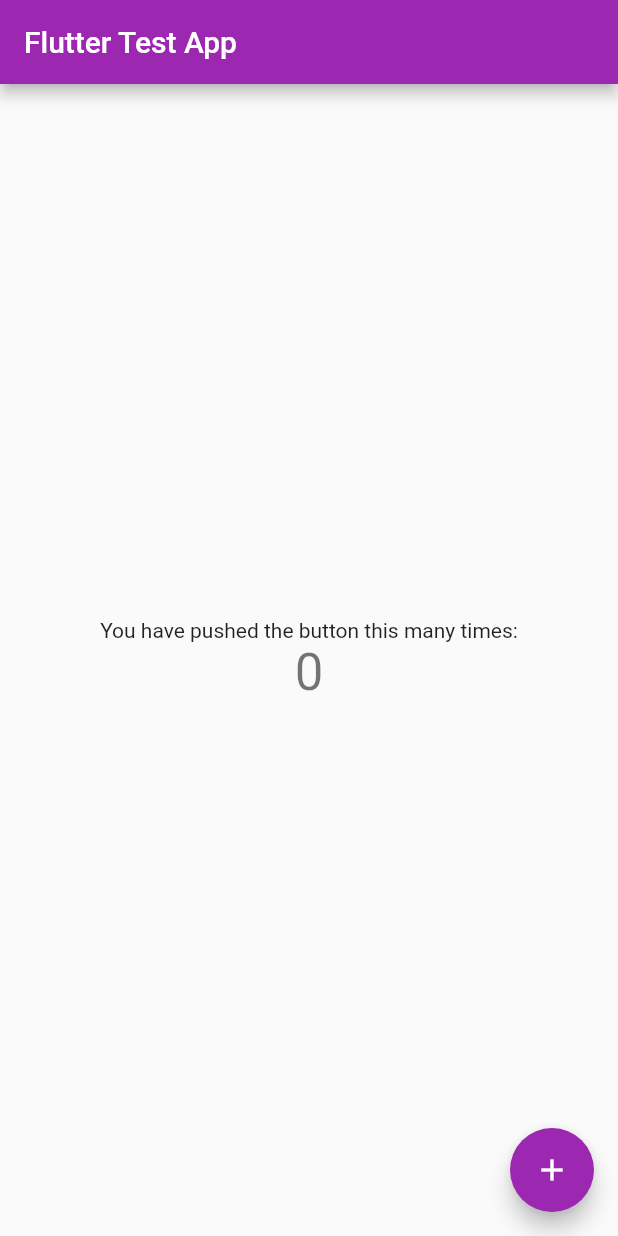
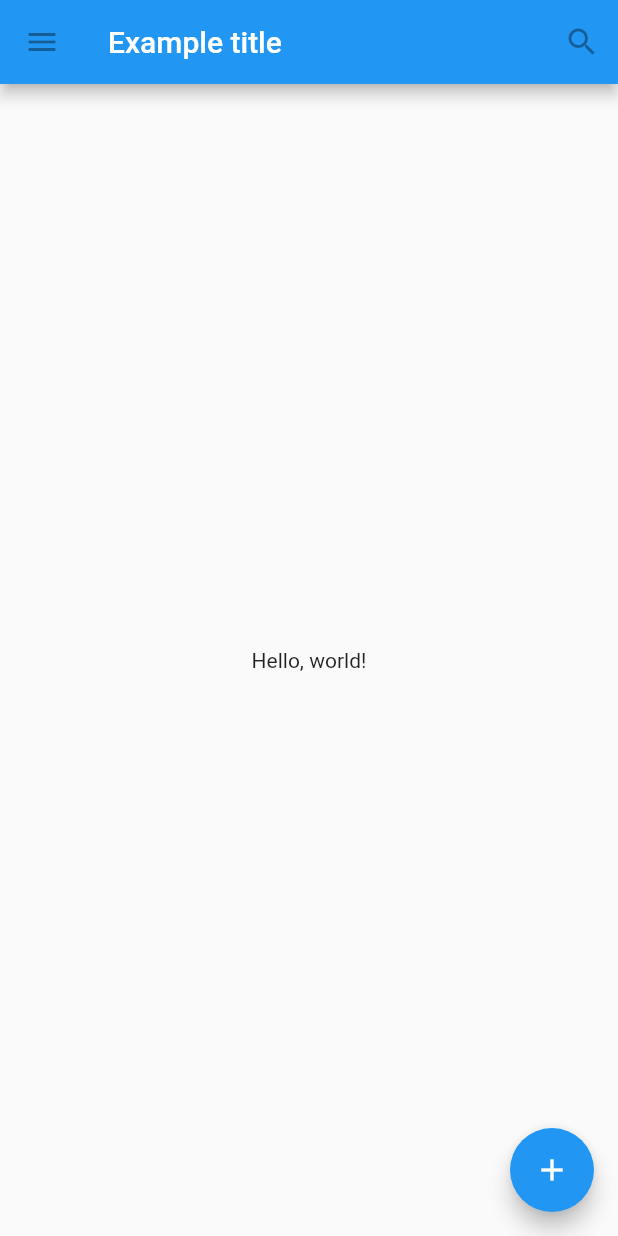
Before and after one commit to MikeJohnPage/flutter-test-app, a Flutter app: the screen it shows after launch, on a phone screen of 412 x 824 dp. Run offline on Flutter 3.47's test engine with Material 2 defaults, Android fonts, the phone set to English and light mode, and no system bars.

Commit message:
material-app test

```diff
--- a/lib/main.dart
+++ b/lib/main.dart
@@ -1,117 +1,41 @@
 import 'package:flutter/material.dart';
 
 void main() {
-  runApp(MyApp());
+  runApp(MaterialApp(
+    title: 'Flutter Tutorial',
+    home: TutorialHome(),
+  ));
 }
 
-class MyApp extends StatelessWidget {
-  // This widget is the root of your application.
+class TutorialHome extends StatelessWidget {
   @override
   Widget build(BuildContext context) {
-    return MaterialApp(
-      title: 'Flutter Demo',
-      theme: ThemeData(
-        // This is the theme of your application.
-        //
-        // Try running your application with "flutter run". You'll see the
-        // application has a blue toolbar. Then, without quitting the app, try
-        // changing the primarySwatch below to Colors.green and then invoke
-        // "hot reload" (press "r" in the console where you ran "flutter run",
-        // or simply save your changes to "hot reload" in a Flutter IDE).
-        // Notice that the counter didn't reset back to zero; the application
-        // is not restarted.
-        primarySwatch: Colors.purple,
-        // This makes the visual density adapt to the platform that you run
-        // the app on. For desktop platforms, the controls will be smaller and
-        // closer together (more dense) than on mobile platforms.
-        visualDensity: VisualDensity.adaptivePlatformDensity,
+    // Scaffold is a layout for the major Material Components.
+    return Scaffold(
+      appBar: AppBar(
+        leading: IconButton(
+          icon: Icon(Icons.menu),
+          tooltip: 'Navigation menu',
+          onPressed: null,
+        ),
+        title: Text('Example title'),
+        actions: <Widget>[
+          IconButton(
+            icon: Icon(Icons.search),
+            tooltip: 'Search',
+            onPressed: null,
+          ),
+        ],
       ),
-      home: MyHomePage(title: 'Flutter Test App'),
+      // body is the majority of the screen.
+      body: Center(
+        child: Text('Hello, world!'),
+      ),
+      floatingActionButton: FloatingActionButton(
+        tooltip: 'Add', // used by assistive technologies
+        child: Icon(Icons.add),
+        onPressed: null,
+      ),
     );
   }
 }
-
-class MyHomePage extends StatefulWidget {
-  MyHomePage({Key key, this.title}) : super(key: key);
-
-  // This widget is the home page of your application. It is stateful, meaning
-  // that it has a State object (defined below) that contains fields that affect
-  // how it looks.
-
-  // This class is the configuration for the state. It holds the values (in this
-  // case the title) provided by the parent (in this case the App widget) and
-  // used by the build method of the State. Fields in a Widget subclass are
-  // always marked "final".
-
-  final String title;
-
-  @override
-  _MyHomePageState createState() => _MyHomePageState();
-}
-
-class _MyHomePageState extends State<MyHomePage> {
-  int _counter = 0;
-
-  void _incrementCounter() {
-    setState(() {
-      // This call to setState tells the Flutter framework that something has
-      // changed in this State, which causes it to rerun the build method below
-      // so that the display can reflect the updated values. If we changed
-      // _counter without calling setState(), then the build method would not be
-      // called again, and so nothing would appear to happen.
-      _counter++;
-    });
-  }
-
-  @override
-  Widget build(BuildContext context) {
-    // This method is rerun every time setState is called, for instance as done
-    // by the _incrementCounter method above.
-    //
-    // The Flutter framework has been optimized to make rerunning build methods
-    // fast, so that you can just rebuild anything that needs updating rather
-    // than having to individually change instances of widgets.
-    return Scaffold(
-      appBar: AppBar(
-        // Here we take the value from the MyHomePage object that was created by
-        // the App.build method, and use it to set our appbar title.
-        title: Text(widget.title),
-      ),
-      body: Center(
-        // Center is a layout widget. It takes a single child and positions it
-        // in the middle of the parent.
-        child: Column(
-          // Column is also a layout widget. It takes a list of children and
-          // arranges them vertically. By default, it sizes itself to fit its
-          // children horizontally, and tries to be as tall as its parent.
-          //
-          // Invoke "debug painting" (press "p" in the console, choose the
-          // "Toggle Debug Paint" action from the Flutter Inspector in Android
-          // Studio, or the "Toggle Debug Paint" command in Visual Studio Code)
-          // to see the wireframe for each widget.
-          //
-          // Column has various properties to control how it sizes itself and
-          // how it positions its children. Here we use mainAxisAlignment to
-          // center the children vertically; the main axis here is the vertical
-          // axis because Columns are vertical (the cross axis would be
-          // horizontal).
-          mainAxisAlignment: MainAxisAlignment.center,
-          children: <Widget>[
-            Text(
-              'You have pushed the button this many times:',
-            ),
-            Text(
-              '$_counter',
-              style: Theme.of(context).textTheme.headline4,
-            ),
-          ],
-        ),
-      ),
-      floatingActionButton: FloatingActionButton(
-        onPressed: _incrementCounter,
-        tooltip: 'Increment',
-        child: Icon(Icons.add),
-      ), // This trailing comma makes auto-formatting nicer for build methods.
-    );
-  }
-}
```
